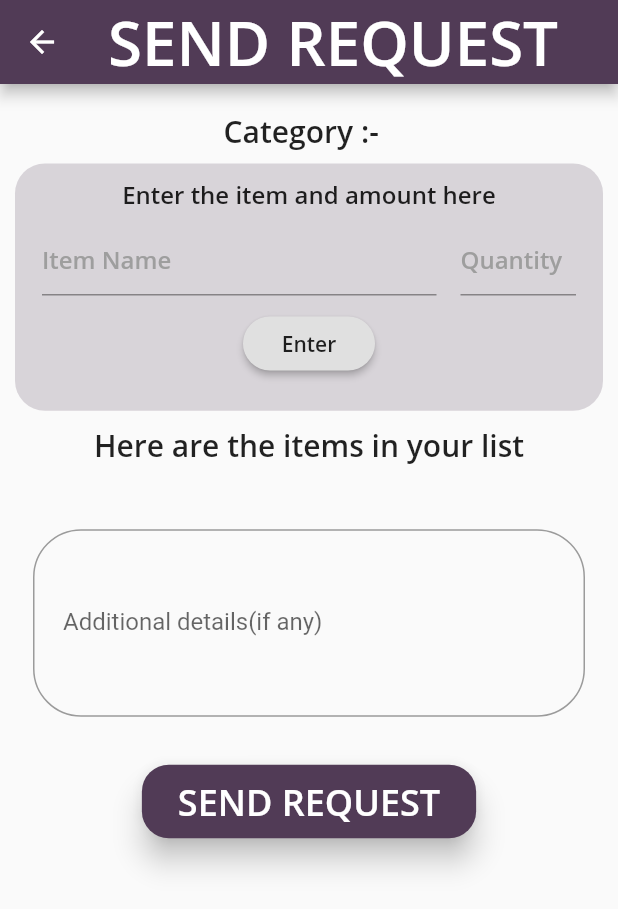
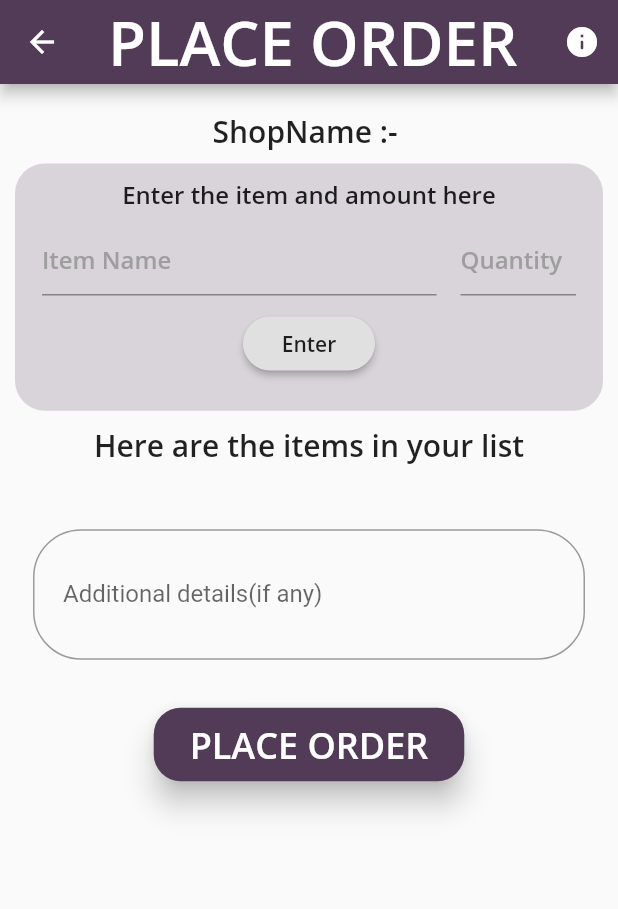
Before and after one commit to Khojbuy/project-khojbuy, a Flutter app: the AddOrderPage screen opened directly with empty values, on a phone screen of 412 x 824 dp. Shown: the top 909 px of the screen. Run offline on Flutter 3.47's test engine with Material 2 defaults, Android fonts, the phone set to English and light mode, and no system bars; our stand-ins replace cloud_firestore, firebase_auth, firebase_core, firebase_storage, flutter_markdown, google_nav_bar and 2 more; missing offline and left inert: animated_button; accounts and stored records are empty.

Commit message:
order format

```diff
--- a/lib/Pages/Homepages/profile.dart
+++ b/lib/Pages/Homepages/profile.dart
@@ -1,5 +1,5 @@
 import 'package:Khojbuy/Constants/colour.dart';
-import 'package:Khojbuy/Services/authservice.dart';
+
 import 'package:cloud_firestore/cloud_firestore.dart';
 import 'package:firebase_auth/firebase_auth.dart';
 import 'package:flutter/material.dart';
--- a/lib/Pages/OrderPages/add_order.dart
+++ b/lib/Pages/OrderPages/add_order.dart
@@ -1,5 +1,6 @@
 import 'package:Khojbuy/Constants/colour.dart';
 import 'package:Khojbuy/Services/userinfo.dart';
+import 'package:Khojbuy/Widgets/info_dialouge.dart';
 
 import 'package:Khojbuy/Widgets/notice.dart';
 import 'package:cloud_firestore/cloud_firestore.dart';
@@ -8,18 +9,19 @@ import 'package:firebase_auth/firebase_auth.dart';
 import 'package:flutter/material.dart';
 
 class AddOrderPage extends StatefulWidget {
-  final String category;
+  final QueryDocumentSnapshot documentSnapshot;
+  AddOrderPage(this.documentSnapshot);
 
-  AddOrderPage(this.category);
   @override
-  _AddOrderPageState createState() => _AddOrderPageState(this.category);
+  _AddOrderPageState createState() => _AddOrderPageState(documentSnapshot);
 }
 
 class _AddOrderPageState extends State<AddOrderPage> {
-  final String category;
+  final QueryDocumentSnapshot documentSnapshot;
+  _AddOrderPageState(this.documentSnapshot);
   List<Map<String, dynamic>> list = [];
   String itemName, amount, remark;
-  _AddOrderPageState(this.category);
+
   @override
   Widget build(BuildContext context) {
     var width = MediaQuery.of(context).size.shortestSide;
@@ -28,8 +30,23 @@ class _AddOrderPageState extends State<AddOrderPage> {
       appBar: AppBar(
         centerTitle: true,
         backgroundColor: primaryColour,
+        actions: [
+          IconButton(
+              icon: Icon(
+                Icons.info_rounded,
+                color: Colors.white,
+              ),
+              onPressed: () {
+                showDialog(
+                    context: context,
+                    builder: (context) {
+                      return InfoDailouge('ORDER',
+                          'This option of placing orders helps you to place orders directly to the shop and contact the shopkeeper with all the proceedings, this reduces all your your task of waiting near shops');
+                    });
+              })
+        ],
         title: Text(
-          "SEND REQUEST",
+          "PLACE ORDER",
           textAlign: TextAlign.center,
           style: TextStyle(
               color: Colors.white,
@@ -49,7 +66,7 @@ class _AddOrderPageState extends State<AddOrderPage> {
                       Padding(
                         padding: const EdgeInsets.all(8.0),
                         child: Text(
-                          "Category :-  " + category,
+                          "ShopName :- " + documentSnapshot['ShopName'],
                           style: TextStyle(
                               fontFamily: 'OpenSans',
                               fontWeight: FontWeight.bold,
@@ -126,7 +143,9 @@ class _AddOrderPageState extends State<AddOrderPage> {
                                     if (amount != '' && itemName != '') {
                                       list.add({
                                         'ItemName': itemName,
-                                        'Amount': amount
+                                        'Amount': amount,
+                                        'Availability': false,
+                                        'Price': 0,
                                       });
 
                                       itemName = '';
@@ -184,7 +203,7 @@ class _AddOrderPageState extends State<AddOrderPage> {
                         child: TextFormField(
                           initialValue: remark,
                           keyboardType: TextInputType.text,
-                          maxLines: 5,
+                          maxLines: 3,
                           decoration: InputDecoration(
                               hintText: "Delivery before 8pm",
                               labelText: "Additional details(if any)",
@@ -209,7 +228,7 @@ class _AddOrderPageState extends State<AddOrderPage> {
                           child: Padding(
                             padding: const EdgeInsets.all(8.0),
                             child: Text(
-                              "SEND REQUEST",
+                              "PLACE ORDER",
                               style: TextStyle(
                                   fontFamily: 'OpenSans',
                                   color: Colors.white,
@@ -219,14 +238,16 @@ class _AddOrderPageState extends State<AddOrderPage> {
                           onPressed: () async {
                             DocumentReference documentReference =
                                 await FirebaseFirestore.instance
-                                    .collection('Requests')
+                                    .collection('Order')
                                     .add({
-                              'Category': category,
                               'Customer': FirebaseAuth.instance.currentUser.uid,
                               'CustomerName': UserInformation().getName(),
                               'BuyerRemark': remark,
                               'Items': list,
-                              'Time': TimeOfDay.now(),
+                              'Status': 'new',
+                              'Seller': documentSnapshot.id,
+                              'SellerName': documentSnapshot['ShopName'],
+                              'SellerRemark': ''
                             });
                             FirebaseFirestore.instance
                                 .collection('Requests')
```
Also changed, not shown: lib/Pages/OrderPages/shop_list.dart (+30 -0 lines), lib/Pages/OrderPages/shop_page.dart (+10 -0 lines).
